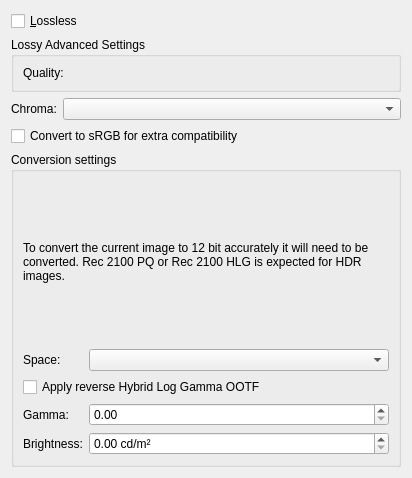
Before: the Qt Designer form plugins/impex/heif/WdgHeifExport.ui in KDE/krita, drawn with Qt 5.
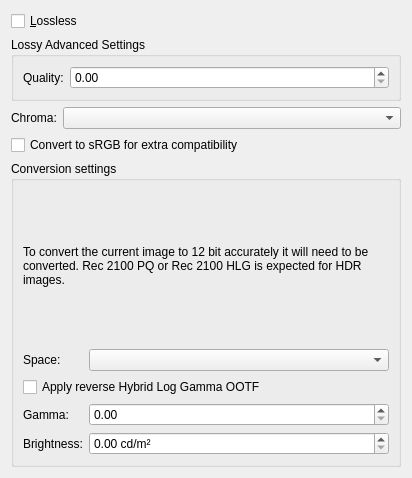
After: the same form once the commit is applied. Custom widgets are drawn as their Qt base class.

Commit message:
ui: Fix Designer not rendering KisDoubleSliderSpinBox as QDoubleSpinBox
Part-of: <https://invent.kde.org/graphics/krita/-/merge_requests/1742>

The edit to the form file:
```diff
--- a/plugins/impex/heif/WdgHeifExport.ui
+++ b/plugins/impex/heif/WdgHeifExport.ui
@@ -170,7 +170,7 @@
  <customwidgets>
   <customwidget>
    <class>KisDoubleSliderSpinBox</class>
-   <extends>QWidget</extends>
+   <extends>QDoubleSpinBox</extends>
    <header>kis_slider_spin_box.h</header>
    <container>1</container>
   </customwidget>
```
The commit also changes 54 other files.
